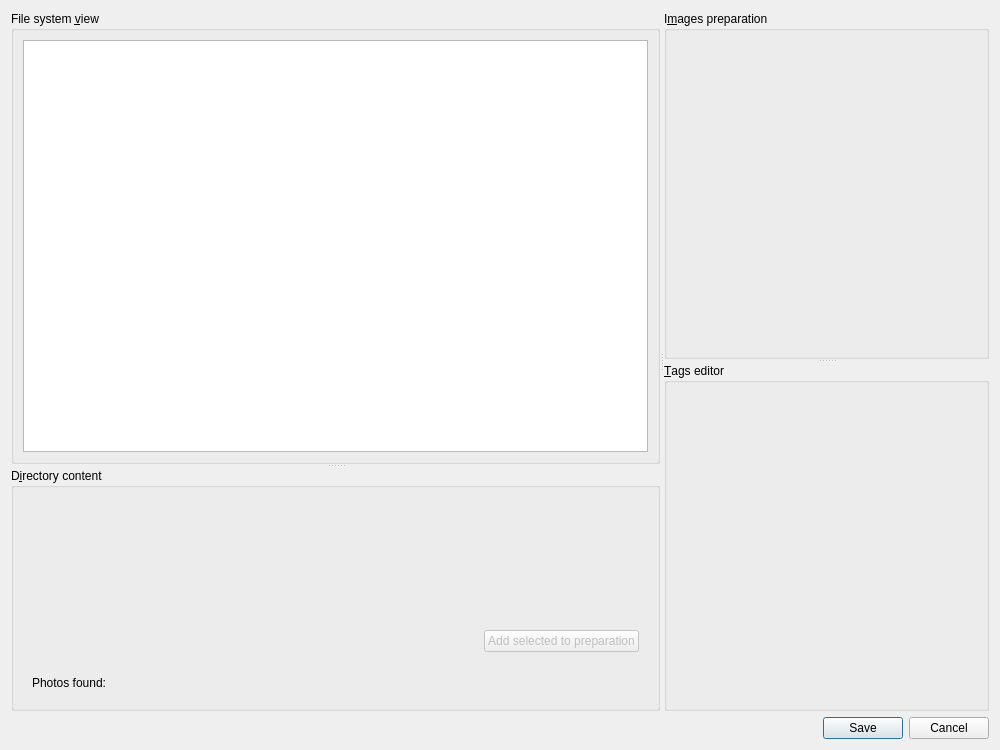
Old version of the form src/gui/desktop/ui/photos_add_dialog.ui in the repository Kicer86/photobroom.
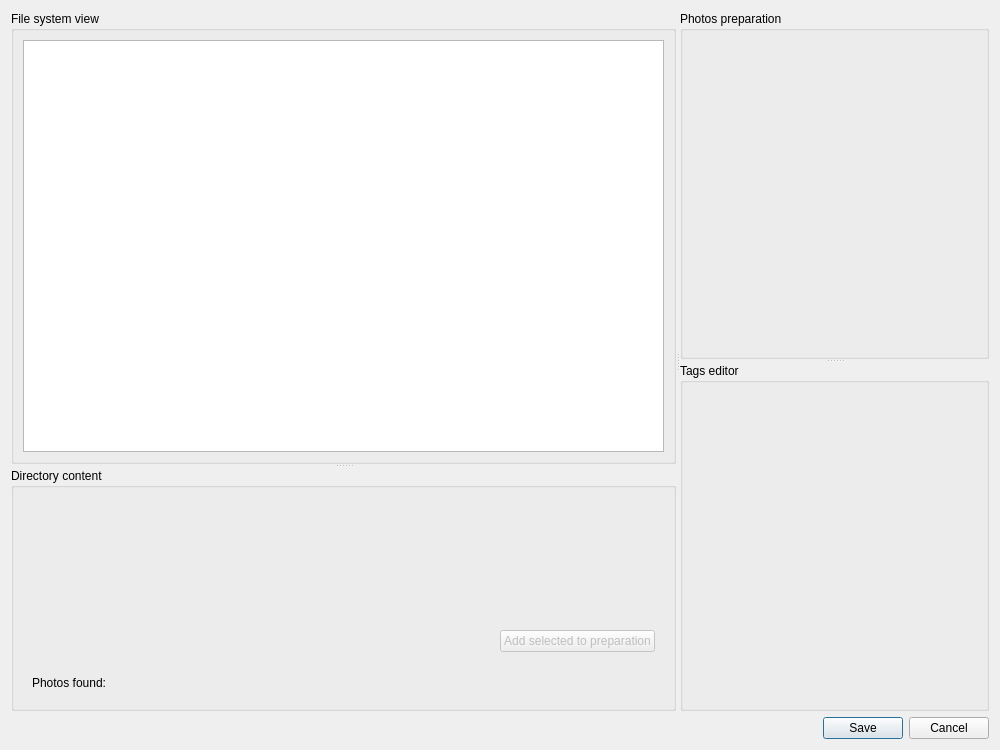
New version of the form. Icons and pictures are not drawn. Custom widgets are drawn as their Qt base class.

Commit message: gui: ui: PhotosAddDialog: adding tooltips; removing useless '&'

Patch:
```diff
--- a/src/gui/desktop/ui/photos_add_dialog.ui
+++ b/src/gui/desktop/ui/photos_add_dialog.ui
@@ -32,7 +32,7 @@
          </property>
          <widget class="QGroupBox" name="groupBox">
           <property name="title">
-           <string>File system &amp;view</string>
+           <string>File system view</string>
           </property>
           <layout class="QVBoxLayout" name="verticalLayout_2">
            <item>
@@ -47,7 +47,7 @@
          </widget>
          <widget class="QGroupBox" name="groupBox_2">
           <property name="title">
-           <string>D&amp;irectory content</string>
+           <string>Directory content</string>
           </property>
           <layout class="QVBoxLayout" name="verticalLayout_3">
            <item>
@@ -123,7 +123,7 @@
          </property>
          <widget class="QGroupBox" name="groupBox_3">
           <property name="title">
-           <string>I&amp;mages preparation</string>
+           <string>Photos preparation</string>
           </property>
           <layout class="QVBoxLayout" name="verticalLayout_7">
            <item>
@@ -140,7 +140,7 @@
          </widget>
          <widget class="QGroupBox" name="groupBox_4">
           <property name="title">
-           <string>&amp;Tags editor</string>
+           <string>Tags editor</string>
           </property>
           <layout class="QVBoxLayout" name="verticalLayout_6">
            <item>
```
Left out of the diff: 6 changed lines with no effect on the pictures.
